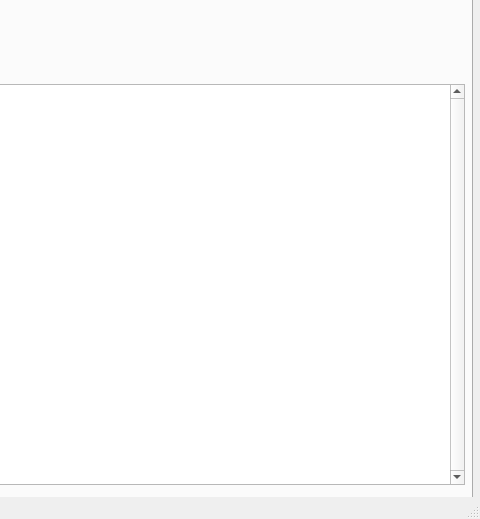
Before: the Qt Designer form WaExport/mainwindow.ui in qrcline/WAEX_File_Organizer, drawn with Qt 5; both pictures show x 718 to 1198 and y 119 to 638 of the 1198 by 638 pixel window.
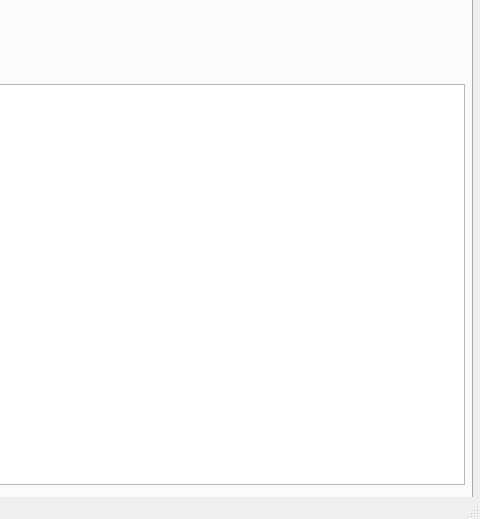
After: the same form once the commit is applied. Icons and pictures are not drawn.

The edit to the form file:
```diff
--- a/WaExport/mainwindow.ui
+++ b/WaExport/mainwindow.ui
@@ -1261,10 +1261,10 @@
        </rect>
       </property>
       <property name="verticalScrollBarPolicy">
-       <enum>Qt::ScrollBarAlwaysOn</enum>
+       <enum>Qt::ScrollBarAsNeeded</enum>
       </property>
       <property name="horizontalScrollBarPolicy">
-       <enum>Qt::ScrollBarAlwaysOff</enum>
+       <enum>Qt::ScrollBarAsNeeded</enum>
       </property>
       <attribute name="verticalHeaderVisible">
        <bool>false</bool>
```
